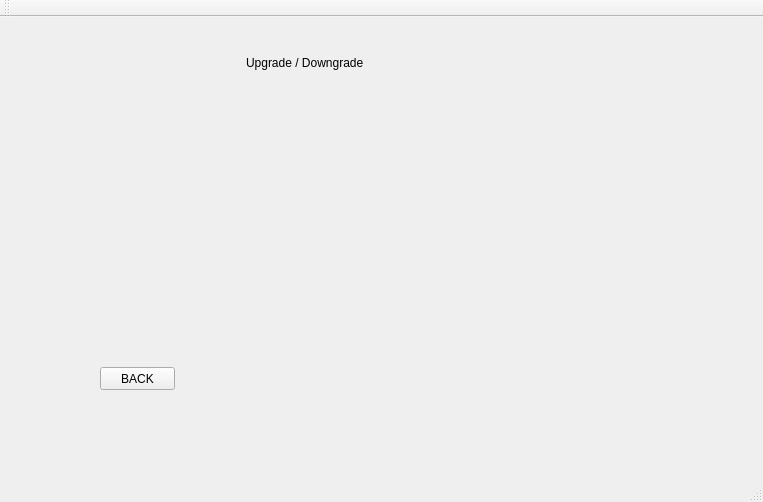
The window that Forms/mainwindow.ui (TheSoullessOne/Group-Project-1) describes before a commit, drawn with Qt 5.
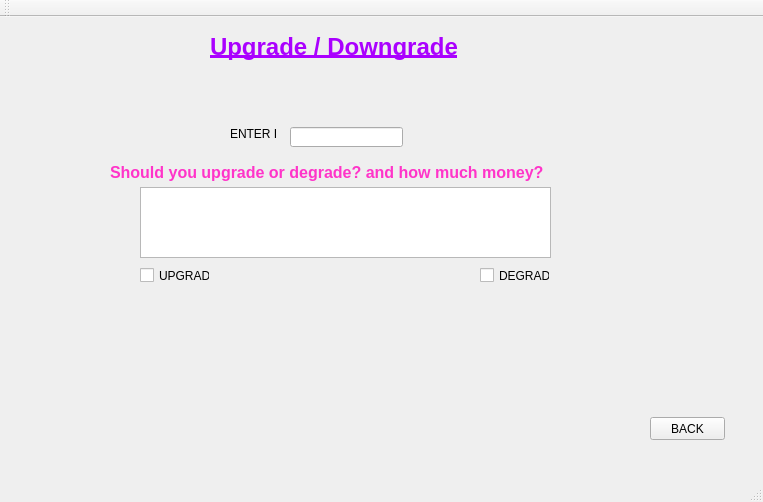
The same window after the commit. The open tabs and pages were chosen to show the change.

```diff
--- a/Forms/mainwindow.ui
+++ b/Forms/mainwindow.ui
@@ -17,9 +17,9 @@
    <widget class="QStackedWidget" name="pages">
     <property name="geometry">
      <rect>
-      <x>20</x>
+      <x>30</x>
       <y>10</y>
-      <width>691</width>
+      <width>711</width>
       <height>421</height>
      </rect>
     </property>
@@ -553,8 +553,8 @@
      <widget class="QPushButton" name="backButton_upgrade">
       <property name="geometry">
        <rect>
-        <x>80</x>
-        <y>340</y>
+        <x>620</x>
+        <y>390</y>
         <width>75</width>
         <height>23</height>
        </rect>
@@ -566,14 +566,86 @@
      <widget class="QLabel" name="UpgradeLabel">
       <property name="geometry">
        <rect>
-        <x>226</x>
-        <y>20</y>
-        <width>121</width>
+        <x>180</x>
+        <y>0</y>
+        <width>271</width>
+        <height>41</height>
+       </rect>
+      </property>
+      <property name="text">
+       <string>&lt;html&gt;&lt;head/&gt;&lt;body&gt;&lt;p&gt;&lt;span style=&quot; font-size:18pt; font-weight:600; text-decoration: underline; color:#aa00ff;&quot;&gt;Upgrade / Downgrade&lt;/span&gt;&lt;/p&gt;&lt;/body&gt;&lt;/html&gt;</string>
+      </property>
+     </widget>
+     <widget class="QLineEdit" name="lineEdit_2">
+      <property name="geometry">
+       <rect>
+        <x>260</x>
+        <y>100</y>
+        <width>113</width>
+        <height>20</height>
+       </rect>
+      </property>
+     </widget>
+     <widget class="QLabel" name="label_14">
+      <property name="geometry">
+       <rect>
+        <x>200</x>
+        <y>100</y>
+        <width>47</width>
+        <height>13</height>
+       </rect>
+      </property>
+      <property name="text">
+       <string>ENTER ID</string>
+      </property>
+     </widget>
+     <widget class="QTextBrowser" name="textBrowser_12">
+      <property name="geometry">
+       <rect>
+        <x>110</x>
+        <y>160</y>
+        <width>411</width>
+        <height>71</height>
+       </rect>
+      </property>
+     </widget>
+     <widget class="QLabel" name="label_15">
+      <property name="geometry">
+       <rect>
+        <x>80</x>
+        <y>130</y>
+        <width>471</width>
         <height>31</height>
        </rect>
       </property>
       <property name="text">
-       <string>Upgrade / Downgrade</string>
+       <string>&lt;html&gt;&lt;head/&gt;&lt;body&gt;&lt;p&gt;&lt;span style=&quot; font-size:12pt; font-weight:600; color:#ff34c9;&quot;&gt;Should you upgrade or degrade? and how much money?&lt;/span&gt;&lt;/p&gt;&lt;/body&gt;&lt;/html&gt;</string>
+      </property>
+     </widget>
+     <widget class="QCheckBox" name="checkBox_2">
+      <property name="geometry">
+       <rect>
+        <x>110</x>
+        <y>240</y>
+        <width>70</width>
+        <height>17</height>
+       </rect>
+      </property>
+      <property name="text">
+       <string>UPGRADE</string>
+      </property>
+     </widget>
+     <widget class="QCheckBox" name="checkBox_3">
+      <property name="geometry">
+       <rect>
+        <x>450</x>
+        <y>240</y>
+        <width>70</width>
+        <height>17</height>
+       </rect>
+      </property>
+      <property name="text">
+       <string>DEGRADE</string>
       </property>
      </widget>
     </widget>
```
Left out of the diff: 177 changed lines with no effect on the pictures.
